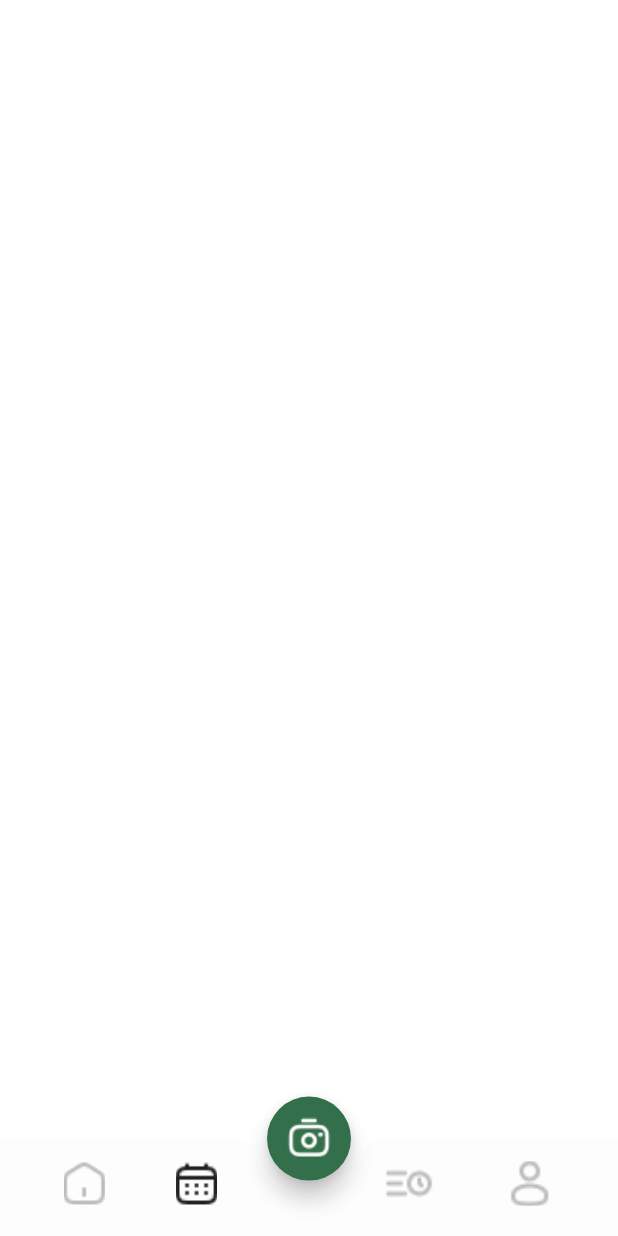
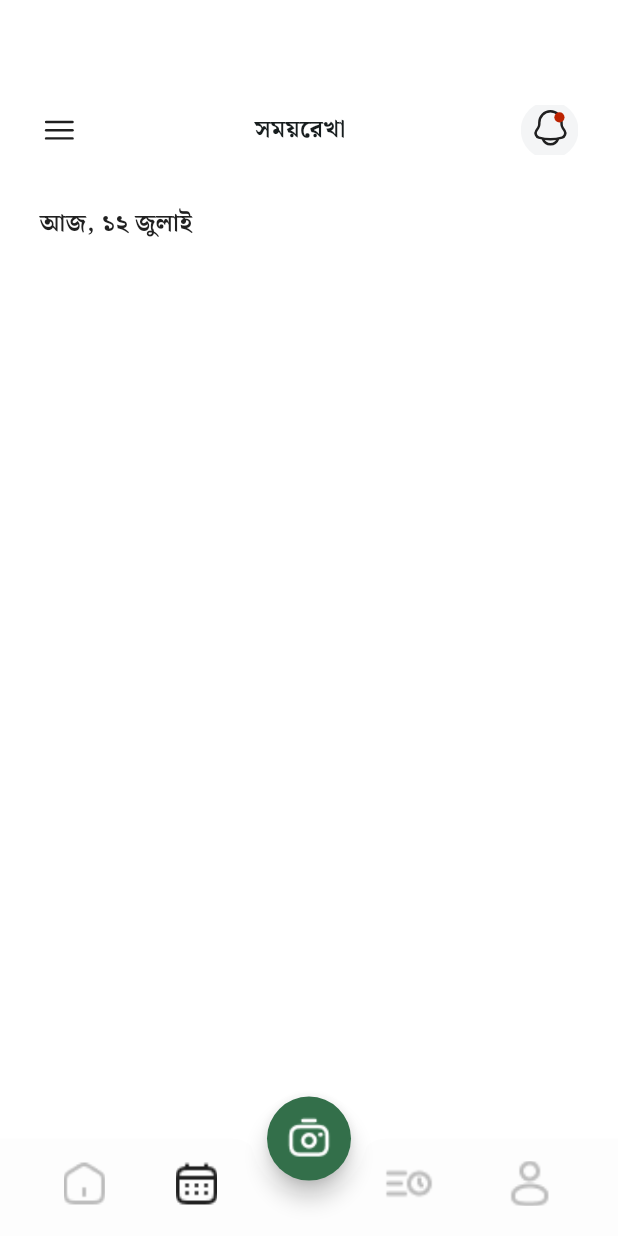
Before and after one commit to hossain-eee/Assginment-Project, a Flutter app: the screen it shows after launch, on a phone screen of 412 x 824 dp. Run offline on Flutter 3.47's test engine with Material 3 defaults, Android fonts, the phone set to English and light mode, and no system bars; our stand-ins replace flutter_screenutil, flutter_svg, get, google_fonts.

Commit message:
#2 render todays date and month

```diff
--- a/lib/presentation/ui/screens/time_line_screen.dart
+++ b/lib/presentation/ui/screens/time_line_screen.dart
@@ -1,9 +1,49 @@
 import 'package:flutter/material.dart';
+import 'package:flutter_screenutil/flutter_screenutil.dart';
+import 'package:get/get.dart';
+import 'package:google_fonts/google_fonts.dart';
+import 'package:soft_bd/presentation/state_holder/date_controller.dart';
+import 'package:soft_bd/presentation/state_holder/time_line_controller.dart';
+import 'package:soft_bd/presentation/ui/screens/utility/app_color.dart';
+import 'package:soft_bd/presentation/ui/widgets/appbar_widget.dart';
+
 class TimeLineScreen extends StatelessWidget {
-  const TimeLineScreen({super.key});
+  TimeLineScreen({super.key});
+  final TimeLineController timeLineController = Get.find<TimeLineController>();
 
   @override
   Widget build(BuildContext context) {
-    return Scaffold();
+
+    return Scaffold(
+      body: SizedBox(
+        width: 375.w,
+        height: 812.h,
+        child: Column(
+          children: [
+           const AppBarWidget(text: 'সময়রেখা'),
+            Padding(
+              padding: EdgeInsets.symmetric(horizontal: 24.w, vertical: 10.h),
+              child: Column(
+                children: [
+                  Row(
+                    mainAxisAlignment: MainAxisAlignment.spaceBetween,
+                    children: [
+                      Text(
+                        'আজ, ${timeLineController.getBengaliDate()}',
+                        style: GoogleFonts.notoSerifBengali(
+                          fontSize: 16.sp,
+                          fontWeight: FontWeight.w700,
+                          color: AppColor.boldFont,
+                        ),
+                      )
+                    ],
+                  )
+                ],
+              ),
+            )
+          ],
+        ),
+      ),
+    );
   }
 }
```
